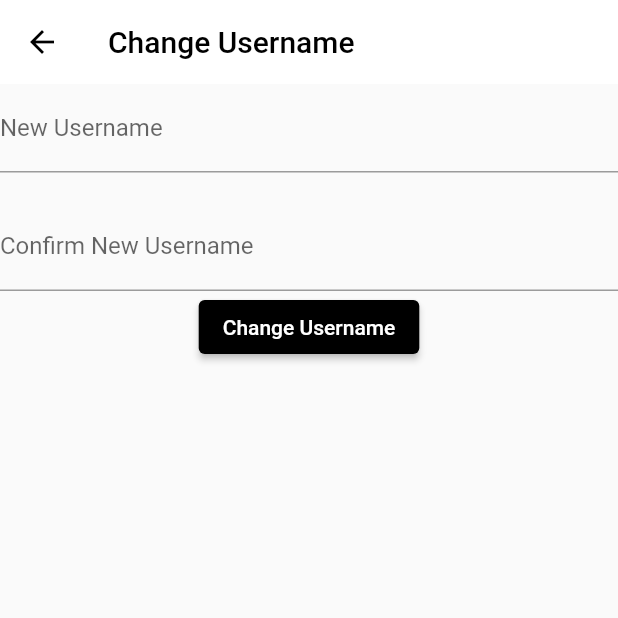
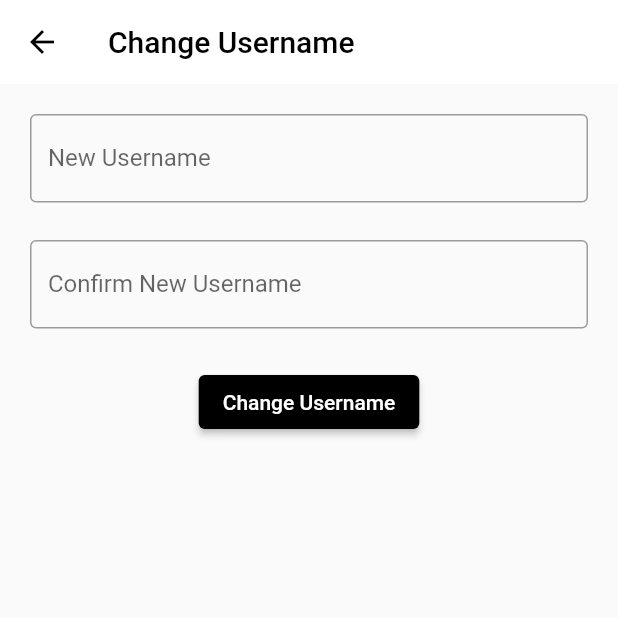
Before and after one commit to vedssharma/blog, a Flutter app: the ChangeUsername screen opened directly, on a phone screen of 412 x 824 dp, the top half of it. Run offline on Flutter 3.47's test engine with Material 2 defaults, Android fonts, the phone set to English and light mode, and no system bars; our stand-ins replace email_validator, google_fonts, sqflite; missing offline and left inert: flutter_session_manager; accounts and stored records are empty.

```diff
--- a/lib/screens/change_username.dart
+++ b/lib/screens/change_username.dart
@@ -36,20 +36,28 @@ class ChangeUsername extends StatelessWidget {
           backgroundColor: Theme.of(context).secondaryHeaderColor,
           foregroundColor: Theme.of(context).primaryColor,
         ),
-        body: Form(
+        body: Container(
+          padding: const EdgeInsets.all(20),
+          child: Form(
               child: Column(
             children: [
               TextFormField(
                 controller: newUsernameController,
                 decoration: const InputDecoration(
-                  labelText: "New Username", hintText: "Enter new username"),
+                    labelText: "New Username",
+                    hintText: "Enter new username",
+                    border: OutlineInputBorder()),
               ),
-            const SizedBox(height: 20),
+              const SizedBox(height: 25),
               TextFormField(
                 controller: confirmNewUsernameController,
                 decoration: const InputDecoration(
                     labelText: "Confirm New Username",
-                  hintText: "Confirm new username"),
+                    hintText: "Confirm new username",
+                    border: OutlineInputBorder()),
+              ),
+              const SizedBox(
+                height: 25,
               ),
               ElevatedButton(
                 onPressed: () {
@@ -65,6 +73,7 @@ class ChangeUsername extends StatelessWidget {
                 child: const Text("Change Username"),
               )
             ],
-        )));
+          )),
+        ));
   }
 }
```
Also changed, not shown: lib/screens/change_email.dart (+9 -3 lines), lib/screens/change_password.dart (+13 -5 lines). Lines whose indentation alone changed are shown as unchanged.
